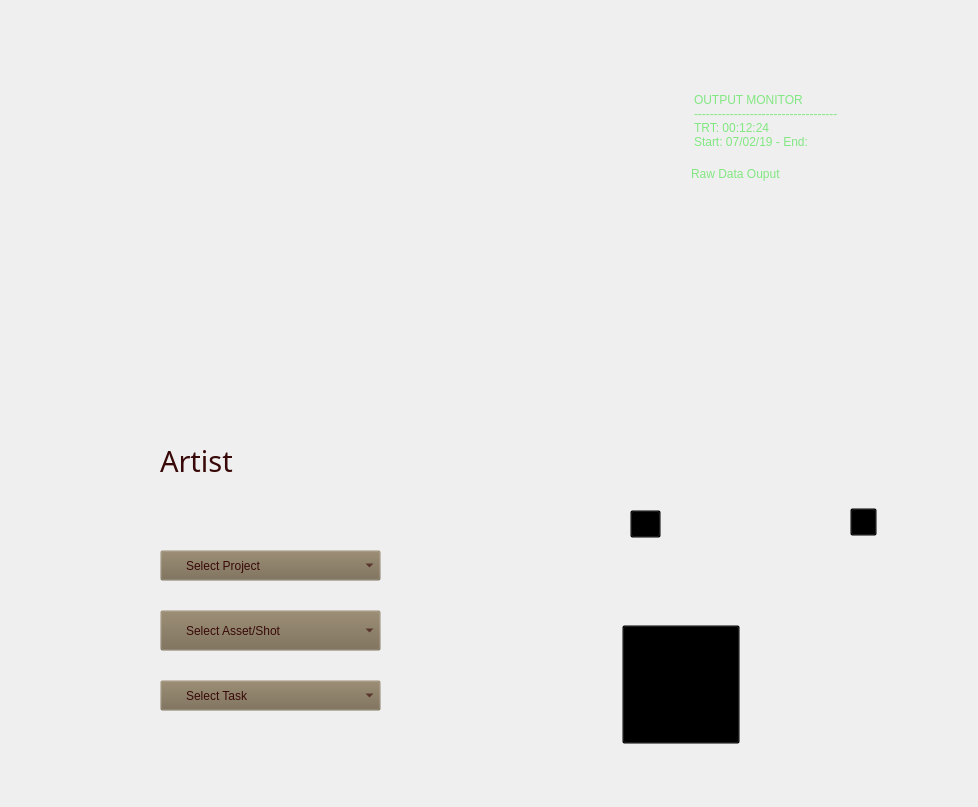
Qt form Python/Utilities/time_lord/ui/time_lord_clock.ui (SleepDeprivedVFX/t_sheets_listener) before a commit.
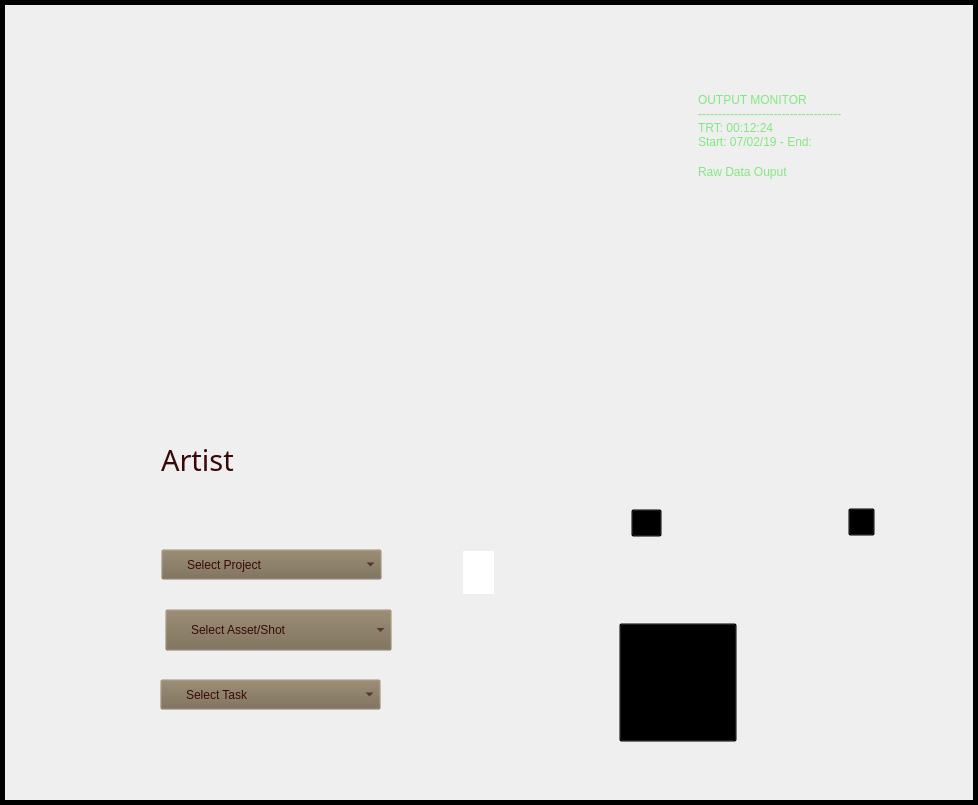
The same form after that commit. Icons and pictures are not drawn.

Commit message: Got the date rollers working.  Last major functional bit is the clocks.  Then there's the pop-ups for setting the dates manually, and fixing the drop-downs

Diff of the .ui file:
```diff
--- a/Python/Utilities/time_lord/ui/time_lord_clock.ui
+++ b/Python/Utilities/time_lord/ui/time_lord_clock.ui
@@ -7,157 +7,208 @@
     <x>0</x>
     <y>0</y>
     <width>978</width>
-    <height>807</height>
+    <height>805</height>
    </rect>
   </property>
   <property name="minimumSize">
    <size>
     <width>978</width>
-    <height>807</height>
+    <height>805</height>
    </size>
   </property>
   <property name="maximumSize">
    <size>
     <width>978</width>
-    <height>807</height>
+    <height>805</height>
    </size>
   </property>
   <property name="windowTitle">
    <string>Time Lord</string>
   </property>
   <property name="styleSheet">
-   <string notr="true">background-image: url(:/backgrounds/time_lord_bg.png);
-background-repeat: none;
-selection-color: rgb(115, 115, 115);
-selection-background-color: rgb(100, 100, 100);
-color: rgb(230, 230, 230);
-
-
-
-
-</string>
+   <string notr="true"/>
   </property>
   <widget class="QWidget" name="centralwidget">
-   <widget class="QComboBox" name="project_dropdown">
+   <widget class="QFrame" name="bg">
     <property name="geometry">
      <rect>
-      <x>160</x>
-      <y>550</y>
-      <width>221</width>
-      <height>31</height>
+      <x>0</x>
+      <y>0</y>
+      <width>978</width>
+      <height>805</height>
      </rect>
     </property>
     <property name="styleSheet">
-     <string notr="true">background-image: url(:/backgrounds/elements/project_bg.png);
-image: url(:/backgrounds/project_bar.png);
-padding-left: 25px;
-subcontrol-origin: padding;
-subcontrol-position: top right;
-font: 16pt &quot;Calisto MT&quot;;
-color: rgb(56, 9, 8);
-background-repeat: none;
-background-color: rgba(118, 104, 79, 0);
-selection-background-color: rgba(118, 104, 79, 0);</string>
+     <string notr="true">QFrame {
+	image: url(:/backgrounds/time_lord_bg.png);
+	
+	border-color: rgb(0, 0, 0);
+}</string>
     </property>
-    <property name="editable">
-     <bool>false</bool>
+    <property name="frameShape">
+     <enum>QFrame::Box</enum>
     </property>
-    <property name="frame">
-     <bool>true</bool>
+    <property name="frameShadow">
+     <enum>QFrame::Plain</enum>
     </property>
-    <item>
-     <property name="text">
-      <string>Select Project</string>
-     </property>
-     <property name="icon">
-      <iconset resource="resources/time_lord_resources.qrc">
-       <normaloff>:/backgrounds/elements/project_bg.png</normaloff>
-       <normalon>:/backgrounds/elements/project_bg.png</normalon>
-       <activeoff>:/backgrounds/elements/project_bg.png</activeoff>
-       <activeon>:/backgrounds/elements/project_bg.png</activeon>
-       <selectedoff>:/backgrounds/elements/project_bg.png</selectedoff>
-       <selectedon>:/backgrounds/elements/project_bg.png</selectedon>:/backgrounds/elements/project_bg.png</iconset>
-     </property>
-    </item>
-   </widget>
-   <widget class="QComboBox" name="entity_dropdown">
+    <property name="lineWidth">
+     <number>5</number>
+    </property>
+    <widget class="QGraphicsView" name="start_tens_month">
     <property name="geometry">
      <rect>
-      <x>160</x>
-      <y>610</y>
-      <width>221</width>
-      <height>41</height>
+       <x>463</x>
+       <y>551</y>
+       <width>31</width>
+       <height>43</height>
      </rect>
     </property>
     <property name="styleSheet">
-     <string notr="true">background-image: url(:/backgrounds/elements/entity_bg.png);
-background-repeat: none;
-background-color: rgba(118, 104, 79, 0);
-padding-left: 25px;
-subcontrol-origin: padding;
-subcontrol-position: top right;
-font: 16pt &quot;Calisto MT&quot;;
-color: rgb(56, 9, 8);
-selection-background-color: rgba(0, 0, 0, 0);</string>
-    </property>
-    <item>
-     <property name="text">
-      <string>Select Asset/Shot</string>
+      <string notr="true">background-image: url(:/roller_numbers/elements/start_m_tens_0.png);</string>
+     </property>
+     <property name="frameShape">
+      <enum>QFrame::NoFrame</enum>
      </property>
-    </item>
-   </widget>
-   <widget class="QComboBox" name="task_dropdown">
+     <property name="frameShadow">
+      <enum>QFrame::Plain</enum>
+     </property>
+    </widget>
+    <widget class="QGraphicsView" name="start_tens_year">
     <property name="geometry">
      <rect>
-      <x>160</x>
-      <y>680</y>
-      <width>221</width>
-      <height>31</height>
+       <x>602</x>
+       <y>551</y>
+       <width>21</width>
+       <height>43</height>
      </rect>
     </property>
     <property name="styleSheet">
-     <string notr="true">background-image: url(:/backgrounds/elements/task_bg.png);
+      <string notr="true">background-image: url(:/roller_numbers/elements/start_y_tens_1.png);
 background-repeat: none;
-background-color: rgba(118, 104, 79, 0);
-padding-left: 25px;
-subcontrol-origin: padding;
-subcontrol-position: top right;
-font: 16pt &quot;Calisto MT&quot;;
-color: rgb(56, 9, 8);
-selection-background-color: rgba(0, 0, 0, 0);</string>
-    </property>
-    <item>
-     <property name="text">
-      <string>Select Task</string>
+background-color: rgba(0, 0, 0, 0);</string>
+     </property>
+     <property name="frameShape">
+      <enum>QFrame::NoFrame</enum>
      </property>
-    </item>
-   </widget>
-   <widget class="QPushButton" name="clock_button">
+     <property name="frameShadow">
+      <enum>QFrame::Plain</enum>
+     </property>
+    </widget>
+    <widget class="QPushButton" name="end_date_button">
     <property name="geometry">
      <rect>
-      <x>622</x>
-      <y>625</y>
-      <width>118</width>
-      <height>119</height>
+       <x>848</x>
+       <y>508</y>
+       <width>27</width>
+       <height>28</height>
      </rect>
     </property>
     <property name="styleSheet">
-     <string notr="true">background-image: url(:/lights buttons/elements/clock_button_1.png);
+      <string notr="true">background-image: url(:/lights buttons/elements/end_date_button.png);
 background-repeat: none;
-background-color: rgba(0, 0, 0, 0);
-border-color: rgba(0, 0, 0, 0);</string>
+background-color: rgba(0, 0, 0, 0);</string>
     </property>
     <property name="text">
      <string/>
     </property>
    </widget>
+    <widget class="QGraphicsView" name="run_hour_one">
+     <property name="geometry">
+      <rect>
+       <x>341</x>
+       <y>269</y>
+       <width>41</width>
+       <height>61</height>
+      </rect>
+     </property>
+     <property name="styleSheet">
+      <string notr="true">background-image: url(:/vaccuum_tube_numbers/elements/vt_3.png);
+background-repeat: none;
+background-color: rgba(0, 0, 0, 0);</string>
+     </property>
+     <property name="frameShape">
+      <enum>QFrame::NoFrame</enum>
+     </property>
+     <property name="frameShadow">
+      <enum>QFrame::Plain</enum>
+     </property>
+    </widget>
+    <widget class="QGraphicsView" name="start_clock_hour">
+     <property name="geometry">
+      <rect>
+       <x>558</x>
+       <y>408</y>
+       <width>21</width>
+       <height>111</height>
+      </rect>
+     </property>
+     <property name="styleSheet">
+      <string notr="true">background-image: url(:/dial hands/elements/clock_2_hour.png);
+background-repeat: none;
+background-color: rgba(0, 0, 0, 0);</string>
+     </property>
+     <property name="frameShape">
+      <enum>QFrame::NoFrame</enum>
+     </property>
+     <property name="frameShadow">
+      <enum>QFrame::Plain</enum>
+     </property>
+     <property name="transformationAnchor">
+      <enum>QGraphicsView::NoAnchor</enum>
+     </property>
+     <property name="resizeAnchor">
+      <enum>QGraphicsView::NoAnchor</enum>
+     </property>
+    </widget>
+    <widget class="QGraphicsView" name="red_light">
+     <property name="geometry">
+      <rect>
+       <x>805</x>
+       <y>352</y>
+       <width>71</width>
+       <height>61</height>
+      </rect>
+     </property>
+     <property name="styleSheet">
+      <string notr="true">background-image: url(:/lights buttons/elements/red_light_on.png);
+background-repeat: none;
+background-color: rgba(0, 0, 0, 0);</string>
+     </property>
+     <property name="frameShape">
+      <enum>QFrame::NoFrame</enum>
+     </property>
+     <property name="frameShadow">
+      <enum>QFrame::Plain</enum>
+     </property>
+    </widget>
+    <widget class="QGraphicsView" name="start_ones_month">
+     <property name="geometry">
+      <rect>
+       <x>491</x>
+       <y>551</y>
+       <width>31</width>
+       <height>42</height>
+      </rect>
+     </property>
+     <property name="styleSheet">
+      <string notr="true">background-image: url(:/roller_numbers/elements/start_m_ones_6.png);
+background-repeat: none;
+background-color: rgba(0, 0, 0, 0);</string>
+     </property>
+     <property name="frameShape">
+      <enum>QFrame::NoFrame</enum>
+     </property>
+     <property name="frameShadow">
+      <enum>QFrame::Plain</enum>
+     </property>
+    </widget>
    <widget class="QLabel" name="artist_label">
     <property name="geometry">
      <rect>
-      <x>160</x>
+       <x>161</x>
       <y>440</y>
       <width>231</width>
-      <height>41</height>
+       <height>40</height>
      </rect>
     </property>
     <property name="font">
@@ -175,7 +226,8 @@
 font:22pt &quot;Calisto MT&quot;;
 color: rgb(56, 9, 8);
 background-repeat: none;
-background-color: rgba(0, 0, 0, 0);</string>
+background-color: transparent;
+image: none;</string>
     </property>
     <property name="text">
      <string>Artist</string>
@@ -187,13 +239,55 @@
      <number>0</number>
     </property>
    </widget>
+    <widget class="QGraphicsView" name="start_tens_day">
+     <property name="geometry">
+      <rect>
+       <x>531</x>
+       <y>550</y>
+       <width>22</width>
+       <height>45</height>
+      </rect>
+     </property>
+     <property name="styleSheet">
+      <string notr="true">background-image: url(:/roller_numbers/elements/start_d_tens_0.png);
+background-repeat: none;
+background-color: rgba(0, 0, 0, 0);</string>
+     </property>
+     <property name="frameShape">
+      <enum>QFrame::NoFrame</enum>
+     </property>
+     <property name="frameShadow">
+      <enum>QFrame::Plain</enum>
+     </property>
+    </widget>
+    <widget class="QGraphicsView" name="run_hour_ten">
+     <property name="geometry">
+      <rect>
+       <x>281</x>
+       <y>269</y>
+       <width>41</width>
+       <height>61</height>
+      </rect>
+     </property>
+     <property name="styleSheet">
+      <string notr="true">background-image: url(:/vaccuum_tube_numbers/elements/vt_0.png);
+background-repeat: none;
+background-color: rgba(0, 0, 0, 0);</string>
+     </property>
+     <property name="frameShape">
+      <enum>QFrame::NoFrame</enum>
+     </property>
+     <property name="frameShadow">
+      <enum>QFrame::Plain</enum>
+     </property>
+    </widget>
    <widget class="QPlainTextEdit" name="output_window">
     <property name="geometry">
      <rect>
-      <x>690</x>
+       <x>694</x>
       <y>89</y>
-      <width>211</width>
-      <height>62</height>
+       <width>205</width>
+       <height>57</height>
      </rect>
     </property>
     <property name="styleSheet">
@@ -232,17 +326,17 @@
      <bool>false</bool>
     </property>
    </widget>
-   <widget class="QGraphicsView" name="run_hour_ten">
+    <widget class="QGraphicsView" name="end_ones_day">
     <property name="geometry">
      <rect>
-      <x>280</x>
-      <y>270</y>
-      <width>41</width>
-      <height>61</height>
+       <x>800</x>
+       <y>551</y>
+       <width>17</width>
+       <height>40</height>
      </rect>
     </property>
     <property name="styleSheet">
-     <string notr="true">background-image: url(:/vaccuum_tube_numbers/elements/vt_0.png);
+      <string notr="true">background-image: url(:/roller_numbers/elements/end_d_ones_4.png);
 background-repeat: none;
 background-color: rgba(0, 0, 0, 0);</string>
     </property>
@@ -253,17 +347,17 @@
      <enum>QFrame::Plain</enum>
     </property>
    </widget>
-   <widget class="QGraphicsView" name="run_hour_one">
+    <widget class="QGraphicsView" name="time_minute">
     <property name="geometry">
      <rect>
-      <x>340</x>
-      <y>270</y>
-      <width>41</width>
-      <height>61</height>
+       <x>181</x>
+       <y>104</y>
+       <width>31</width>
+       <height>171</height>
      </rect>
     </property>
     <property name="styleSheet">
-     <string notr="true">background-image: url(:/vaccuum_tube_numbers/elements/vt_3.png);
+      <string notr="true">background-image: url(:/dial hands/elements/clock_1_minute.png);
 background-repeat: none;
 background-color: rgba(0, 0, 0, 0);</string>
     </property>
@@ -274,17 +368,17 @@
      <enum>QFrame::Plain</enum>
     </property>
    </widget>
-   <widget class="QGraphicsView" name="run_minute_ten">
+    <widget class="QGraphicsView" name="end_tens_month">
     <property name="geometry">
      <rect>
-      <x>419</x>
-      <y>268</y>
-      <width>41</width>
-      <height>61</height>
+       <x>702</x>
+       <y>551</y>
+       <width>32</width>
+       <height>41</height>
      </rect>
     </property>
     <property name="styleSheet">
-     <string notr="true">background-image: url(:/vaccuum_tube_numbers/elements/vt_5.png);
+      <string notr="true">background-image: url(:/roller_numbers/elements/end_m_tens_0.png);
 background-repeat: none;
 background-color: rgba(0, 0, 0, 0);</string>
     </property>
@@ -298,8 +392,8 @@
    <widget class="QGraphicsView" name="run_minute_one">
     <property name="geometry">
      <rect>
-      <x>480</x>
-      <y>270</y>
+       <x>481</x>
+       <y>269</y>
       <width>41</width>
       <height>61</height>
      </rect>
@@ -316,11 +410,32 @@
      <enum>QFrame::Plain</enum>
     </property>
    </widget>
+    <widget class="QGraphicsView" name="end_tens_day">
+     <property name="geometry">
+      <rect>
+       <x>771</x>
+       <y>550</y>
+       <width>21</width>
+       <height>43</height>
+      </rect>
+     </property>
+     <property name="styleSheet">
+      <string notr="true">background-image: url(:/roller_numbers/elements/end_d_tens_0.png);
+background-repeat: none;
+background-color: rgba(0, 0, 0, 0);</string>
+     </property>
+     <property name="frameShape">
+      <enum>QFrame::NoFrame</enum>
+     </property>
+     <property name="frameShadow">
+      <enum>QFrame::Plain</enum>
+     </property>
+    </widget>
    <widget class="QGraphicsView" name="run_second_ten">
     <property name="geometry">
      <rect>
-      <x>553</x>
-      <y>270</y>
+       <x>554</x>
+       <y>269</y>
       <width>51</width>
       <height>61</height>
      </rect>
@@ -337,212 +452,17 @@
      <enum>QFrame::Plain</enum>
     </property>
    </widget>
-   <widget class="QGraphicsView" name="run_second_one">
+    <widget class="QGraphicsView" name="end_clock_hour">
     <property name="geometry">
      <rect>
-      <x>610</x>
-      <y>270</y>
-      <width>41</width>
-      <height>61</height>
-     </rect>
-    </property>
-    <property name="styleSheet">
-     <string notr="true">background-image: url(:/vaccuum_tube_numbers/elements/vt_1.png);
-background-repeat: none;
-background-color: rgba(0, 0, 0, 0);</string>
-    </property>
-    <property name="frameShape">
-     <enum>QFrame::NoFrame</enum>
-    </property>
-    <property name="frameShadow">
-     <enum>QFrame::Plain</enum>
-    </property>
-   </widget>
-   <widget class="QGraphicsView" name="week_meter">
-    <property name="geometry">
-     <rect>
-      <x>566</x>
-      <y>104</y>
-      <width>20</width>
-      <height>81</height>
-     </rect>
-    </property>
-    <property name="styleSheet">
-     <string notr="true">background-image: url(:/dial hands/elements/meter_1_needle.png);
-background-repeat: none;
-background-color: rgba(0, 0, 0, 0);</string>
-    </property>
-    <property name="frameShape">
-     <enum>QFrame::NoFrame</enum>
-    </property>
-    <property name="frameShadow">
-     <enum>QFrame::Plain</enum>
-    </property>
-    <property name="renderHints">
-     <set>QPainter::SmoothPixmapTransform|QPainter::TextAntialiasing</set>
-    </property>
-    <property name="transformationAnchor">
-     <enum>QGraphicsView::AnchorViewCenter</enum>
-    </property>
-   </widget>
-   <widget class="QGraphicsView" name="day_meter">
-    <property name="geometry">
-     <rect>
-      <x>391</x>
-      <y>103</y>
+       <x>772</x>
+       <y>409</y>
       <width>21</width>
-      <height>81</height>
+       <height>111</height>
      </rect>
     </property>
     <property name="styleSheet">
-     <string notr="true">background-image: url(:/dial hands/elements/meter_1_needle.png);
-background-repeat: none;
-background-color: rgba(0, 0, 0, 0);</string>
-    </property>
-    <property name="frameShape">
-     <enum>QFrame::NoFrame</enum>
-    </property>
-    <property name="frameShadow">
-     <enum>QFrame::Plain</enum>
-    </property>
-   </widget>
-   <widget class="QGraphicsView" name="time_minute">
-    <property name="geometry">
-     <rect>
-      <x>180</x>
-      <y>105</y>
-      <width>31</width>
-      <height>171</height>
-     </rect>
-    </property>
-    <property name="styleSheet">
-     <string notr="true">background-image: url(:/dial hands/elements/clock_1_minute.png);
-background-repeat: none;
-background-color: rgba(0, 0, 0, 0);</string>
-    </property>
-    <property name="frameShape">
-     <enum>QFrame::NoFrame</enum>
-    </property>
-    <property name="frameShadow">
-     <enum>QFrame::Plain</enum>
-    </property>
-   </widget>
-   <widget class="QGraphicsView" name="time_hour">
-    <property name="geometry">
-     <rect>
-      <x>180</x>
-      <y>105</y>
-      <width>31</width>
-      <height>171</height>
-     </rect>
-    </property>
-    <property name="styleSheet">
-     <string notr="true">background-image: url(:/dial hands/elements/clock_1_hour.png);
-background-repeat: none;
-background-color: rgba(0, 0, 0, 0);</string>
-    </property>
-    <property name="frameShape">
-     <enum>QFrame::NoFrame</enum>
-    </property>
-    <property name="frameShadow">
-     <enum>QFrame::Plain</enum>
-    </property>
-   </widget>
-   <widget class="QGraphicsView" name="start_tens_month">
-    <property name="geometry">
-     <rect>
-      <x>462</x>
-      <y>551</y>
-      <width>31</width>
-      <height>44</height>
-     </rect>
-    </property>
-    <property name="styleSheet">
-     <string notr="true">background-image: url(:/roller_numbers/elements/start_m_tens_0.png);
-background-repeat: none;
-background-color: rgba(0, 0, 0, 0);</string>
-    </property>
-    <property name="frameShape">
-     <enum>QFrame::NoFrame</enum>
-    </property>
-    <property name="frameShadow">
-     <enum>QFrame::Plain</enum>
-    </property>
-   </widget>
-   <widget class="QGraphicsView" name="start_ones_month">
-    <property name="geometry">
-     <rect>
-      <x>490</x>
-      <y>552</y>
-      <width>31</width>
-      <height>42</height>
-     </rect>
-    </property>
-    <property name="styleSheet">
-     <string notr="true">background-image: url(:/roller_numbers/elements/start_m_ones_6.png);
-background-repeat: none;
-background-color: rgba(0, 0, 0, 0);</string>
-    </property>
-    <property name="frameShape">
-     <enum>QFrame::NoFrame</enum>
-    </property>
-    <property name="frameShadow">
-     <enum>QFrame::Plain</enum>
-    </property>
-   </widget>
-   <widget class="QGraphicsView" name="start_tens_day">
-    <property name="geometry">
-     <rect>
-      <x>531</x>
-      <y>551</y>
-      <width>21</width>
-      <height>43</height>
-     </rect>
-    </property>
-    <property name="styleSheet">
-     <string notr="true">background-image: url(:/roller_numbers/elements/start_d_tens_0.png);
-background-repeat: none;
-background-color: rgba(0, 0, 0, 0);</string>
-    </property>
-    <property name="frameShape">
-     <enum>QFrame::NoFrame</enum>
-    </property>
-    <property name="frameShadow">
-     <enum>QFrame::Plain</enum>
-    </property>
-   </widget>
-   <widget class="QGraphicsView" name="start_ones_day">
-    <property name="geometry">
-     <rect>
-      <x>557</x>
-      <y>552</y>
-      <width>24</width>
-      <height>39</height>
-     </rect>
-    </property>
-    <property name="styleSheet">
-     <string notr="true">background-image: url(:/roller_numbers/elements/start_m_ones_4.png);
-background-repeat: none;
-background-color: rgba(0, 0, 0, 0);</string>
-    </property>
-    <property name="frameShape">
-     <enum>QFrame::NoFrame</enum>
-    </property>
-    <property name="frameShadow">
-     <enum>QFrame::Plain</enum>
-    </property>
-   </widget>
-   <widget class="QGraphicsView" name="start_tens_year">
-    <property name="geometry">
-     <rect>
-      <x>600</x>
-      <y>550</y>
-      <width>21</width>
-      <height>43</height>
-     </rect>
-    </property>
-    <property name="styleSheet">
-     <string notr="true">background-image: url(:/roller_numbers/elements/start_y_tens_1.png);
+      <string notr="true">background-image: url(:/dial hands/elements/clock_3_hour.png);
 background-repeat: none;
 background-color: rgba(0, 0, 0, 0);</string>
     </property>
@@ -558,8 +478,8 @@
      <rect>
       <x>632</x>
       <y>551</y>
-      <width>21</width>
-      <height>41</height>
+       <width>20</width>
+       <height>42</height>
      </rect>
     </property>
     <property name="styleSheet">
@@ -574,59 +494,17 @@
      <enum>QFrame::Plain</enum>
     </property>
    </widget>
-   <widget class="QGraphicsView" name="end_tens_month">
+    <widget class="QGraphicsView" name="day_meter">
     <property name="geometry">
      <rect>
-      <x>702</x>
-      <y>552</y>
-      <width>30</width>
-      <height>41</height>
-     </rect>
-    </property>
-    <property name="styleSheet">
-     <string notr="true">background-image: url(:/roller_numbers/elements/end_m_tens_0.png);
-background-repeat: none;
-background-color: rgba(0, 0, 0, 0);</string>
-    </property>
-    <property name="frameShape">
-     <enum>QFrame::NoFrame</enum>
-    </property>
-    <property name="frameShadow">
-     <enum>QFrame::Plain</enum>
-    </property>
-   </widget>
-   <widget class="QGraphicsView" name="end_ones_month">
-    <property name="geometry">
-     <rect>
-      <x>730</x>
-      <y>552</y>
-      <width>31</width>
-      <height>39</height>
-     </rect>
-    </property>
-    <property name="styleSheet">
-     <string notr="true">background-image: url(:/roller_numbers/elements/end_m_ones_6.png);
-background-repeat: none;
-background-color: rgba(0, 0, 0, 0);</string>
-    </property>
-    <property name="frameShape">
-     <enum>QFrame::NoFrame</enum>
-    </property>
-    <property name="frameShadow">
-     <enum>QFrame::Plain</enum>
-    </property>
-   </widget>
-   <widget class="QGraphicsView" name="end_tens_day">
-    <property name="geometry">
-     <rect>
-      <x>770</x>
-      <y>550</y>
+       <x>392</x>
+       <y>101</y>
       <width>21</width>
-      <height>41</height>
+       <height>81</height>
      </rect>
     </property>
     <property name="styleSheet">
-     <string notr="true">background-image: url(:/roller_numbers/elements/end_d_tens_0.png);
+      <string notr="true">background-image: url(:/dial hands/elements/meter_1_needle.png);
 background-repeat: none;
 background-color: rgba(0, 0, 0, 0);</string>
     </property>
@@ -637,17 +515,17 @@
      <enum>QFrame::Plain</enum>
     </property>
    </widget>
-   <widget class="QGraphicsView" name="end_ones_day">
+    <widget class="QGraphicsView" name="start_ones_day">
     <property name="geometry">
      <rect>
-      <x>800</x>
-      <y>552</y>
-      <width>21</width>
-      <height>39</height>
+       <x>558</x>
+       <y>551</y>
+       <width>26</width>
+       <height>40</height>
      </rect>
     </property>
     <property name="styleSheet">
-     <string notr="true">background-image: url(:/roller_numbers/elements/end_d_ones_4.png);
+      <string notr="true">background-image: url(:/roller_numbers/elements/start_m_ones_4.png);
 background-repeat: none;
 background-color: rgba(0, 0, 0, 0);</string>
     </property>
@@ -661,8 +539,8 @@
    <widget class="QGraphicsView" name="end_tens_year">
     <property name="geometry">
      <rect>
-      <x>830</x>
-      <y>552</y>
+       <x>831</x>
+       <y>551</y>
       <width>31</width>
       <height>39</height>
      </rect>
@@ -679,86 +557,36 @@
      <enum>QFrame::Plain</enum>
     </property>
    </widget>
-   <widget class="QGraphicsView" name="end_ones_year">
+    <widget class="QPushButton" name="clock_button">
     <property name="geometry">
      <rect>
-      <x>860</x>
-      <y>552</y>
-      <width>31</width>
-      <height>39</height>
+       <x>619</x>
+       <y>623</y>
+       <width>118</width>
+       <height>119</height>
      </rect>
     </property>
     <property name="styleSheet">
-     <string notr="true">background-image: url(:/roller_numbers/elements/end_y_ones_9.png);
+      <string notr="true">background-image: url(:/lights buttons/elements/clock_button_1.png);
 background-repeat: none;
-background-color: rgba(0, 0, 0, 0);</string>
-    </property>
-    <property name="frameShape">
-     <enum>QFrame::NoFrame</enum>
-    </property>
-    <property name="frameShadow">
-     <enum>QFrame::Plain</enum>
-    </property>
-   </widget>
-   <widget class="QGraphicsView" name="start_clock_hour">
+background-color: rgba(0, 0, 0, 0);
+border-color: rgba(0, 0, 0, 0);</string>
+     </property>
+     <property name="text">
+      <string/>
+     </property>
+    </widget>
+    <widget class="QGraphicsView" name="run_minute_ten">
     <property name="geometry">
      <rect>
-      <x>559</x>
-      <y>407</y>
-      <width>21</width>
-      <height>111</height>
-     </rect>
-    </property>
-    <property name="styleSheet">
-     <string notr="true">background-image: url(:/dial hands/elements/clock_2_hour.png);
-background-repeat: none;
-background-color: rgba(0, 0, 0, 0);</string>
-    </property>
-    <property name="frameShape">
-     <enum>QFrame::NoFrame</enum>
-    </property>
-    <property name="frameShadow">
-     <enum>QFrame::Plain</enum>
-    </property>
-    <property name="transformationAnchor">
-     <enum>QGraphicsView::NoAnchor</enum>
-    </property>
-    <property name="resizeAnchor">
-     <enum>QGraphicsView::NoAnchor</enum>
-    </property>
-   </widget>
-   <widget class="QGraphicsView" name="end_clock_hour">
-    <property name="geometry">
-     <rect>
-      <x>773</x>
-      <y>408</y>
-      <width>21</width>
-      <height>111</height>
-     </rect>
-    </property>
-    <property name="styleSheet">
-     <string notr="true">background-image: url(:/dial hands/elements/clock_3_hour.png);
-background-repeat: none;
-background-color: rgba(0, 0, 0, 0);</string>
-    </property>
-    <property name="frameShape">
-     <enum>QFrame::NoFrame</enum>
-    </property>
-    <property name="frameShadow">
-     <enum>QFrame::Plain</enum>
-    </property>
-   </widget>
-   <widget class="QGraphicsView" name="red_light">
-    <property name="geometry">
-     <rect>
-      <x>809</x>
-      <y>352</y>
-      <width>71</width>
+       <x>420</x>
+       <y>267</y>
+       <width>41</width>
       <height>61</height>
      </rect>
     </property>
     <property name="styleSheet">
-     <string notr="true">background-image: url(:/lights buttons/elements/red_light_on.png);
+      <string notr="true">background-image: url(:/vaccuum_tube_numbers/elements/vt_5.png);
 background-repeat: none;
 background-color: rgba(0, 0, 0, 0);</string>
     </property>
@@ -769,6 +597,24 @@
      <enum>QFrame::Plain</enum>
     </property>
    </widget>
+    <widget class="QPushButton" name="start_date_button">
+     <property name="geometry">
+      <rect>
+       <x>631</x>
+       <y>509</y>
+       <width>31</width>
+       <height>28</height>
+      </rect>
+     </property>
+     <property name="styleSheet">
+      <string notr="true">background-image: url(:/lights buttons/elements/start_date_button.png);
+background-repeat: none;
+background-color: rgba(0, 0, 0, 0);</string>
+     </property>
+     <property name="text">
+      <string/>
+     </property>
+    </widget>
    <widget class="QGraphicsView" name="green_light">
     <property name="enabled">
      <bool>true</bool>
@@ -802,97 +648,13 @@
      </brush>
     </property>
    </widget>
-   <widget class="QGraphicsView" name="start_clock_minute">
-    <property name="geometry">
-     <rect>
-      <x>559</x>
-      <y>407</y>
-      <width>21</width>
-      <height>111</height>
-     </rect>
-    </property>
-    <property name="styleSheet">
-     <string notr="true">background-image: url(:/dial hands/elements/clock_2_minute.png);
-background-repeat: none;
-background-color: rgba(0, 0, 0, 0);</string>
-    </property>
-    <property name="frameShape">
-     <enum>QFrame::NoFrame</enum>
-    </property>
-    <property name="frameShadow">
-     <enum>QFrame::Plain</enum>
-    </property>
-    <property name="transformationAnchor">
-     <enum>QGraphicsView::NoAnchor</enum>
-    </property>
-    <property name="resizeAnchor">
-     <enum>QGraphicsView::NoAnchor</enum>
-    </property>
-   </widget>
-   <widget class="QGraphicsView" name="end_clock_minute">
-    <property name="geometry">
-     <rect>
-      <x>773</x>
-      <y>408</y>
-      <width>21</width>
-      <height>111</height>
-     </rect>
-    </property>
-    <property name="styleSheet">
-     <string notr="true">background-image: url(:/dial hands/elements/clock_3_minute.png);
-background-repeat: none;
-background-color: rgba(0, 0, 0, 0);</string>
-    </property>
-    <property name="frameShape">
-     <enum>QFrame::NoFrame</enum>
-    </property>
-    <property name="frameShadow">
-     <enum>QFrame::Plain</enum>
-    </property>
-   </widget>
-   <widget class="QPushButton" name="start_date_button">
-    <property name="geometry">
-     <rect>
-      <x>630</x>
-      <y>510</y>
-      <width>31</width>
-      <height>28</height>
-     </rect>
-    </property>
-    <property name="styleSheet">
-     <string notr="true">background-image: url(:/lights buttons/elements/start_date_button.png);
-background-repeat: none;
-background-color: rgba(0, 0, 0, 0);</string>
-    </property>
-    <property name="text">
-     <string/>
-    </property>
-   </widget>
-   <widget class="QPushButton" name="end_date_button">
-    <property name="geometry">
-     <rect>
-      <x>850</x>
-      <y>508</y>
-      <width>27</width>
-      <height>28</height>
-     </rect>
-    </property>
-    <property name="styleSheet">
-     <string notr="true">background-image: url(:/lights buttons/elements/end_date_button.png);
-background-repeat: none;
-background-color: rgba(0, 0, 0, 0);</string>
-    </property>
-    <property name="text">
-     <string/>
-    </property>
-   </widget>
    <widget class="QPlainTextEdit" name="lower_output">
     <property name="geometry">
      <rect>
-      <x>687</x>
-      <y>163</y>
-      <width>216</width>
-      <height>177</height>
+       <x>694</x>
+       <y>161</y>
+       <width>207</width>
+       <height>178</height>
      </rect>
     </property>
     <property name="styleSheet">
@@ -927,65 +689,264 @@
      <string>Raw Data Ouput</string>
     </property>
    </widget>
-   <widget class="QLabel" name="label">
+    <widget class="QGraphicsView" name="end_clock_minute">
     <property name="geometry">
      <rect>
-      <x>98</x>
-      <y>107</y>
-      <width>26</width>
-      <height>172</height>
+       <x>772</x>
+       <y>409</y>
+       <width>21</width>
+       <height>111</height>
      </rect>
     </property>
     <property name="styleSheet">
-     <string notr="true">background-image:none;
+      <string notr="true">background-image: url(:/dial hands/elements/clock_3_minute.png);
 background-repeat: none;
 background-color: rgba(0, 0, 0, 0);</string>
+     </property>
+     <property name="frameShape">
+      <enum>QFrame::NoFrame</enum>
+     </property>
+     <property name="frameShadow">
+      <enum>QFrame::Plain</enum>
+     </property>
+    </widget>
+    <widget class="QComboBox" name="entity_dropdown">
+     <property name="geometry">
+      <rect>
+       <x>165</x>
+       <y>609</y>
+       <width>227</width>
+       <height>42</height>
+      </rect>
+     </property>
+     <property name="styleSheet">
+      <string notr="true">background-image: url(:/backgrounds/elements/entity_bg.png);
+background-repeat: none;
+background-color: rgba(118, 104, 79, 0);
+padding-left: 25px;
+subcontrol-origin: padding;
+subcontrol-position: top right;
+font: 16pt &quot;Calisto MT&quot;;
+color: rgb(56, 9, 8);
+selection-background-color: rgba(0, 0, 0, 0);</string>
+     </property>
+     <item>
+      <property name="text">
+       <string>Select Asset/Shot</string>
+      </property>
+     </item>
+    </widget>
+    <widget class="QGraphicsView" name="end_ones_month">
+     <property name="geometry">
+      <rect>
+       <x>731</x>
+       <y>551</y>
+       <width>31</width>
+       <height>39</height>
+      </rect>
+     </property>
+     <property name="styleSheet">
+      <string notr="true">background-image: url(:/roller_numbers/elements/end_m_ones_6.png);
+background-repeat: none;
+background-color: rgba(0, 0, 0, 0);</string>
+     </property>
+     <property name="frameShape">
+      <enum>QFrame::NoFrame</enum>
+     </property>
+     <property name="frameShadow">
+      <enum>QFrame::Plain</enum>
+     </property>
+    </widget>
+    <widget class="QComboBox" name="task_dropdown">
+     <property name="geometry">
+      <rect>
+       <x>160</x>
+       <y>679</y>
+       <width>221</width>
+       <height>31</height>
+      </rect>
+     </property>
+     <property name="styleSheet">
+      <string notr="true">background-image: url(:/backgrounds/elements/task_bg.png);
+background-repeat: none;
+background-color: rgba(118, 104, 79, 0);
+padding-left: 25px;
+subcontrol-origin: padding;
+subcontrol-position: top right;
+font: 16pt &quot;Calisto MT&quot;;
+color: rgb(56, 9, 8);
+selection-background-color: rgba(0, 0, 0, 0);</string>
+     </property>
+     <item>
+      <property name="text">
+       <string>Select Task</string>
+      </property>
+     </item>
+    </widget>
+    <widget class="QGraphicsView" name="start_clock_minute">
+     <property name="geometry">
+      <rect>
+       <x>558</x>
+       <y>408</y>
+       <width>21</width>
+       <height>111</height>
+      </rect>
+     </property>
+     <property name="styleSheet">
+      <string notr="true">background-image: url(:/dial hands/elements/clock_2_minute.png);
+background-repeat: none;
+background-color: rgba(0, 0, 0, 0);</string>
+     </property>
+     <property name="frameShape">
+      <enum>QFrame::NoFrame</enum>
+     </property>
+     <property name="frameShadow">
+      <enum>QFrame::Plain</enum>
+     </property>
+     <property name="transformationAnchor">
+      <enum>QGraphicsView::NoAnchor</enum>
+     </property>
+     <property name="resizeAnchor">
+      <enum>QGraphicsView::NoAnchor</enum>
+     </property>
+    </widget>
+    <widget class="QComboBox" name="project_dropdown">
+     <property name="geometry">
+      <rect>
+       <x>161</x>
+       <y>549</y>
+       <width>221</width>
+       <height>31</height>
+      </rect>
+     </property>
+     <property name="styleSheet">
+      <string notr="true">background-image: url(:/backgrounds/elements/project_bg.png);
+image: url(:/backgrounds/elements/project_bar.png);
+padding-left: 25px;
+subcontrol-origin: padding;
+subcontrol-position: top right;
+font: 16pt &quot;Calisto MT&quot;;
+color: rgb(56, 9, 8);
+background-repeat: none;
+background-color: rgba(118, 104, 79, 0);
+selection-background-color: rgba(118, 104, 79, 0);</string>
+     </property>
+     <property name="editable">
+      <bool>false</bool>
+     </property>
+     <property name="frame">
+      <bool>true</bool>
+     </property>
+     <item>
+      <property name="text">
+       <string>Select Project</string>
+      </property>
+      <property name="icon">
+       <iconset resource="resources/time_lord_resources.qrc">
+        <normaloff>:/backgrounds/elements/project_bg.png</normaloff>
+        <normalon>:/backgrounds/elements/project_bg.png</normalon>
+        <activeoff>:/backgrounds/elements/project_bg.png</activeoff>
+        <activeon>:/backgrounds/elements/project_bg.png</activeon>
+        <selectedoff>:/backgrounds/elements/project_bg.png</selectedoff>
+        <selectedon>:/backgrounds/elements/project_bg.png</selectedon>:/backgrounds/elements/project_bg.png</iconset>
+      </property>
+     </item>
+    </widget>
+    <widget class="QGraphicsView" name="run_second_one">
+     <property name="geometry">
+      <rect>
+       <x>611</x>
+       <y>269</y>
+       <width>41</width>
+       <height>61</height>
+      </rect>
+     </property>
+     <property name="styleSheet">
+      <string notr="true">background-image: url(:/vaccuum_tube_numbers/elements/vt_1.png);
+background-repeat: none;
+background-color: rgba(0, 0, 0, 0);</string>
+     </property>
+     <property name="frameShape">
+      <enum>QFrame::NoFrame</enum>
+     </property>
+     <property name="frameShadow">
+      <enum>QFrame::Plain</enum>
+     </property>
+    </widget>
+    <widget class="QGraphicsView" name="end_ones_year">
+     <property name="geometry">
+      <rect>
+       <x>859</x>
+       <y>551</y>
+       <width>33</width>
+       <height>39</height>
+      </rect>
+     </property>
+     <property name="styleSheet">
+      <string notr="true">background-image: url(:/roller_numbers/elements/end_y_ones_9.png);
+background-repeat: none;
+background-color: rgba(0, 0, 0, 0);</string>
+     </property>
+     <property name="frameShape">
+      <enum>QFrame::NoFrame</enum>
+     </property>
+     <property name="frameShadow">
+      <enum>QFrame::Plain</enum>
+     </property>
+    </widget>
+    <widget class="QGraphicsView" name="week_meter">
+     <property name="geometry">
+      <rect>
+       <x>567</x>
+       <y>102</y>
+       <width>20</width>
+       <height>81</height>
+      </rect>
+     </property>
+     <property name="styleSheet">
+      <string notr="true">background-image: url(:/dial hands/elements/meter_1_needle.png);
+background-repeat: none;
+background-color: rgba(0, 0, 0, 0);</string>
+     </property>
+     <property name="frameShape">
+      <enum>QFrame::NoFrame</enum>
+     </property>
+     <property name="frameShadow">
+      <enum>QFrame::Plain</enum>
+     </property>
+     <property name="renderHints">
+      <set>QPainter::SmoothPixmapTransform|QPainter::TextAntialiasing</set>
+     </property>
+     <property name="transformationAnchor">
+      <enum>QGraphicsView::AnchorViewCenter</enum>
+     </property>
+    </widget>
+    <widget class="QLabel" name="time_hour">
+     <property name="geometry">
+      <rect>
+       <x>180</x>
+       <y>110</y>
+       <width>31</width>
+       <height>161</height>
+      </rect>
+     </property>
+     <property name="styleSheet">
+      <string notr="true">image: url(:/dial hands/elements/clock_1_hour.png);</string>
     </property>
     <property name="text">
      <string/>
     </property>
-    <property name="pixmap">
-     <pixmap resource="resources/time_lord_resources.qrc">:/dial hands/elements/clock_1_hour.png</pixmap>
-    </property>
-   </widget>
-   <zorder>lower_output</zorder>
-   <zorder>task_dropdown</zorder>
-   <zorder>end_ones_month</zorder>
-   <zorder>end_tens_day</zorder>
-   <zorder>start_ones_day</zorder>
-   <zorder>week_meter</zorder>
-   <zorder>start_clock_minute</zorder>
-   <zorder>end_ones_year</zorder>
-   <zorder>start_clock_hour</zorder>
-   <zorder>green_light</zorder>
-   <zorder>end_clock_hour</zorder>
-   <zorder>end_tens_year</zorder>
-   <zorder>start_tens_day</zorder>
-   <zorder>run_hour_ten</zorder>
-   <zorder>start_tens_year</zorder>
-   <zorder>run_hour_one</zorder>
-   <zorder>run_second_ten</zorder>
-   <zorder>time_minute</zorder>
-   <zorder>start_ones_month</zorder>
-   <zorder>start_ones_year</zorder>
-   <zorder>end_ones_day</zorder>
-   <zorder>end_tens_month</zorder>
-   <zorder>run_minute_one</zorder>
-   <zorder>red_light</zorder>
-   <zorder>day_meter</zorder>
-   <zorder>entity_dropdown</zorder>
-   <zorder>time_hour</zorder>
-   <zorder>end_date_button</zorder>
-   <zorder>clock_button</zorder>
-   <zorder>end_clock_minute</zorder>
-   <zorder>artist_label</zorder>
-   <zorder>project_dropdown</zorder>
-   <zorder>run_second_one</zorder>
-   <zorder>start_date_button</zorder>
-   <zorder>run_minute_ten</zorder>
-   <zorder>output_window</zorder>
-   <zorder>start_tens_month</zorder>
-   <zorder>label</zorder>
+     <property name="textFormat">
+      <enum>Qt::PlainText</enum>
+     </property>
+     <property name="scaledContents">
+      <bool>true</bool>
+     </property>
+     <property name="alignment">
+      <set>Qt::AlignLeading|Qt::AlignLeft|Qt::AlignVCenter</set>
+     </property>
+    </widget>
+   </widget>
   </widget>
   <action name="actionCrash_Computer">
    <property name="text">
```
Left out of the diff: 1 changed line with no effect on the pictures. Lines whose indentation alone changed are shown as unchanged. The commit also changes 4 other files.
